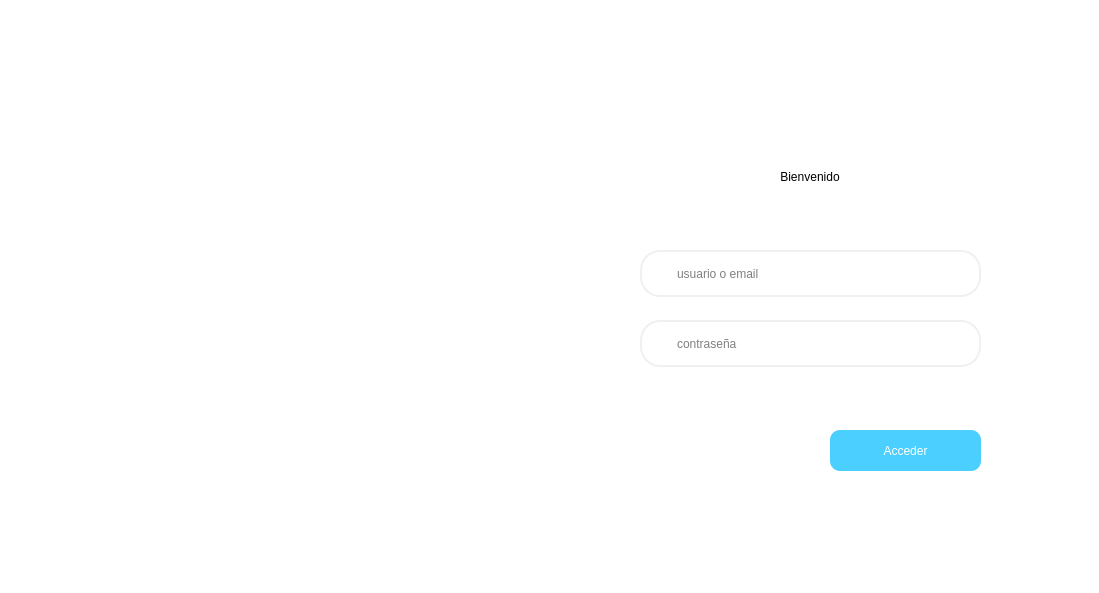
Above: src/views/login.ui from contrerasalexa/SRB before the change. Below: the same form after it.
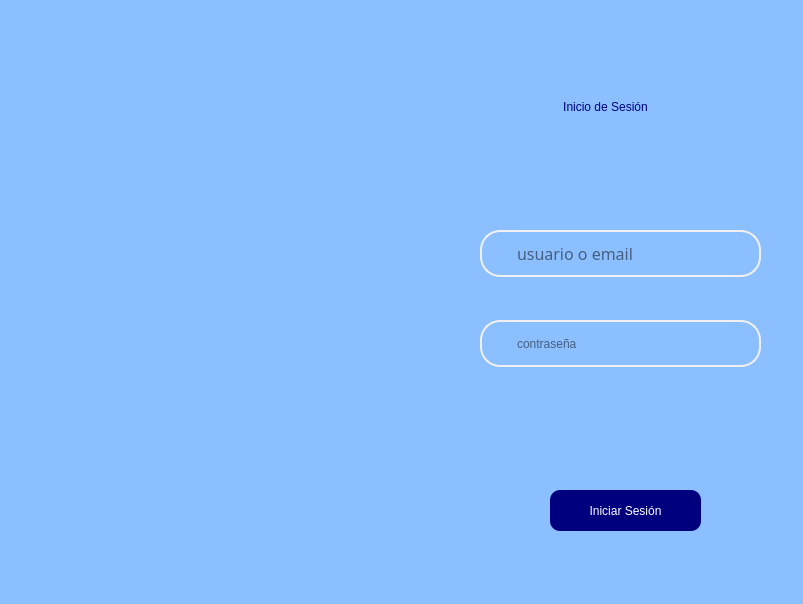
That is the form after the change. Icons and pictures are not drawn.

Commit message: cambios en el login

```diff
--- a/src/views/login.ui
+++ b/src/views/login.ui
@@ -9,8 +9,8 @@
    <rect>
     <x>0</x>
     <y>0</y>
-    <width>1099</width>
-    <height>593</height>
+    <width>803</width>
+    <height>604</height>
    </rect>
   </property>
   <property name="windowTitle">
@@ -21,7 +21,7 @@
     <normaloff>../../public/img/icon-SRB.png</normaloff>../../public/img/icon-SRB.png</iconset>
   </property>
   <property name="styleSheet">
-   <string notr="true">background-color: rgb(255, 255, 255);</string>
+   <string notr="true">background-color: rgb(139, 191, 255);</string>
   </property>
   <property name="modal">
    <bool>false</bool>
@@ -29,10 +29,10 @@
   <widget class="QLabel" name="lb_image">
    <property name="geometry">
     <rect>
-     <x>10</x>
-     <y>0</y>
-     <width>611</width>
-     <height>601</height>
+     <x>20</x>
+     <y>60</y>
+     <width>431</width>
+     <height>411</height>
     </rect>
    </property>
    <property name="styleSheet">
@@ -54,8 +54,8 @@
   <widget class="QPushButton" name="btn_access">
    <property name="geometry">
     <rect>
-     <x>830</x>
-     <y>430</y>
+     <x>550</x>
+     <y>490</y>
      <width>151</width>
      <height>41</height>
     </rect>
@@ -74,12 +74,12 @@
    </property>
    <property name="styleSheet">
     <string notr="true">font: 700 12pt &quot;Verdana&quot;;
-background-color: rgb(75, 207, 255);
+background-color: rgb(0,0,127);
 color: rgb(255, 255, 255);
 border-radius: 10px;</string>
    </property>
    <property name="text">
-    <string>Acceder</string>
+    <string>Iniciar Sesión</string>
    </property>
    <property name="checkable">
     <bool>false</bool>
@@ -88,9 +88,9 @@
   <widget class="QFrame" name="horizontalFrame_2">
    <property name="geometry">
     <rect>
-     <x>640</x>
+     <x>480</x>
      <y>320</y>
-     <width>341</width>
+     <width>281</width>
      <height>47</height>
     </rect>
    </property>
@@ -155,9 +155,9 @@
   <widget class="QFrame" name="horizontalFrame">
    <property name="geometry">
     <rect>
-     <x>640</x>
-     <y>250</y>
-     <width>341</width>
+     <x>480</x>
+     <y>230</y>
+     <width>281</width>
      <height>47</height>
     </rect>
    </property>
@@ -199,6 +199,15 @@
         <height>25</height>
        </size>
       </property>
+      <property name="font">
+       <font>
+        <family>Utendo</family>
+        <pointsize>12</pointsize>
+        <weight>50</weight>
+        <italic>false</italic>
+        <bold>false</bold>
+       </font>
+      </property>
       <property name="styleSheet">
        <string notr="true">font: 12pt &quot;Candara&quot;;
 border: none;</string>
@@ -219,9 +228,9 @@
   <widget class="QLabel" name="lb_error">
    <property name="geometry">
     <rect>
-     <x>640</x>
-     <y>380</y>
-     <width>341</width>
+     <x>470</x>
+     <y>410</y>
+     <width>311</width>
      <height>31</height>
     </rect>
    </property>
@@ -254,9 +263,9 @@
   <widget class="QLabel" name="lb_title">
    <property name="geometry">
     <rect>
-     <x>660</x>
-     <y>140</y>
-     <width>300</width>
+     <x>460</x>
+     <y>70</y>
+     <width>291</width>
      <height>73</height>
     </rect>
    </property>
@@ -267,10 +276,11 @@
     </size>
    </property>
    <property name="styleSheet">
-    <string notr="true">font: 700 36pt &quot;Verdana&quot;;</string>
+    <string notr="true">font: 700 30pt &quot;Utendo&quot;;
+color: rgb(0, 0, 127);</string>
    </property>
    <property name="text">
-    <string>Bienvenido</string>
+    <string>Inicio de Sesión</string>
    </property>
    <property name="alignment">
     <set>Qt::AlignCenter</set>
```
Left out of the diff: 4 changed lines with no effect on the pictures. The commit also changes 13 other files.
